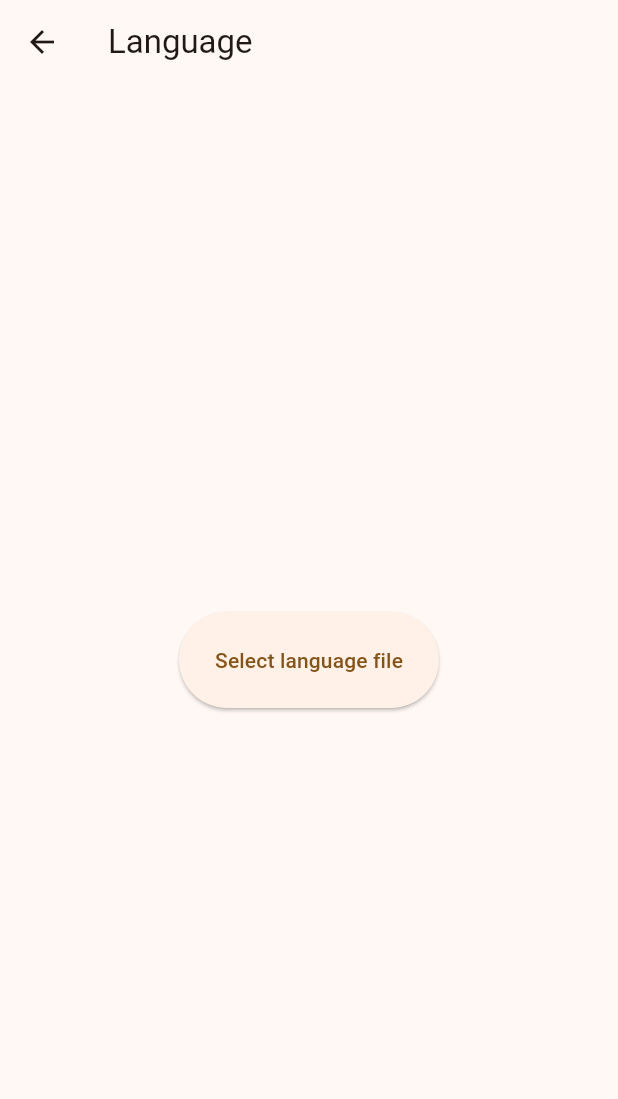
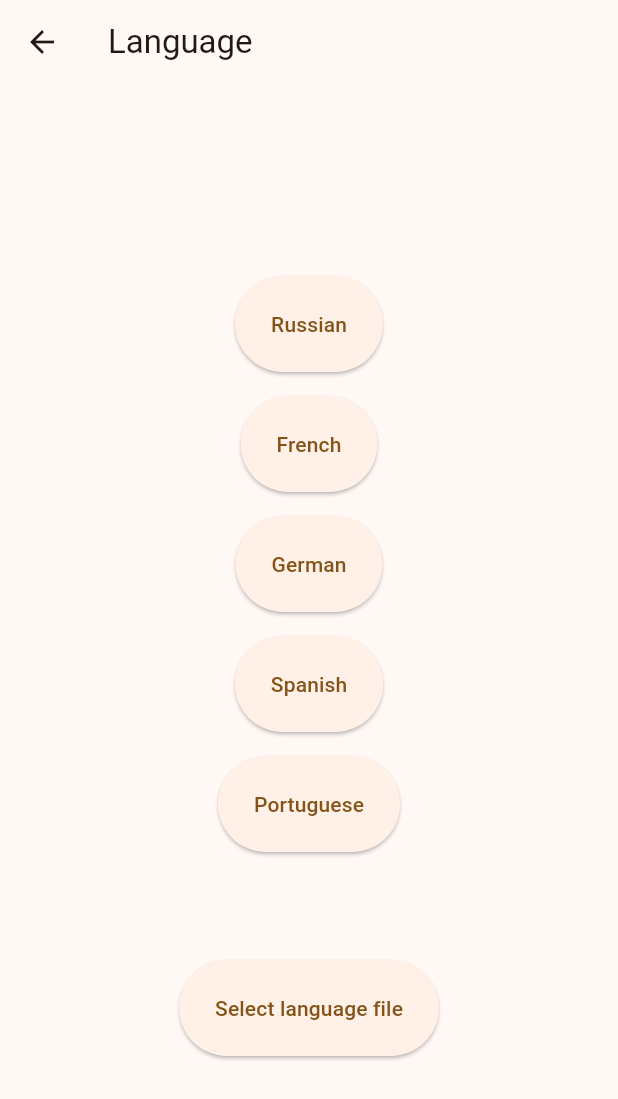
Before and after one commit to dov-vai/ClozeCall, a Flutter app: the LanguagePage screen opened by its route, after a tap on "Select language file", on a phone screen of 412 x 824 dp. Shown: the top 1099 px of the screen. Run offline on Flutter 3.47's test engine with Material 3 defaults, Android fonts, the phone set to English and light mode, and no system bars; our stand-ins replace audioplayers, dio, file_picker, sqflite_common_ffi; missing offline and left inert: edge_tts, translator; accounts and stored records are empty.

Commit message:
feat: implement basic language file download

```diff
--- /dev/null
+++ b/lib/data/enums/language.dart
@@ -0,0 +1,16 @@
+// FIXME: hardcoding...
+const String _baseUrl =
+    "https://github.com/dov-vai/ClozeCall-Languages/raw/refs/heads/main/";
+
+enum Language {
+  russian(name: "Russian", url: "${_baseUrl}russian.tsv"),
+  french(name: "French", url: "${_baseUrl}french.tsv"),
+  german(name: "German", url: "${_baseUrl}german.tsv"),
+  spanish(name: "Spanish", url: "${_baseUrl}spanish.tsv"),
+  portuguese(name: "Portuguese", url: "${_baseUrl}portuguese.tsv");
+
+  const Language({required this.name, required this.url});
+
+  final String name;
+  final String url;
+}
--- a/lib/pages/home_page.dart
+++ b/lib/pages/home_page.dart
@@ -1,6 +1,5 @@
 import 'package:cloze_call/services/cloze/cloze_review_service.dart';
 import 'package:cloze_call/services/cloze/cloze_service.dart';
-import 'package:cloze_call/services/cloze/i_cloze_service.dart';
 import 'package:flutter/material.dart';
 import 'package:provider/provider.dart';
 
--- a/lib/pages/language_page.dart
+++ b/lib/pages/language_page.dart
@@ -1,13 +1,27 @@
+import 'package:cloze_call/data/enums/language.dart';
 import 'package:cloze_call/services/cloze/cloze_service.dart';
+import 'package:cloze_call/utils/file_downloader.dart';
 import 'package:flutter/material.dart';
 import 'package:provider/provider.dart';
 
-class LanguagePage extends StatelessWidget {
+class LanguagePage extends StatefulWidget {
   const LanguagePage({super.key});
 
   @override
+  State createState() => _LanguagePageState();
+}
+
+class _LanguagePageState extends State<LanguagePage> {
+  final _fileDownloader = FileDownloader();
+  late ClozeService _clozeService;
+  @override
+  void initState() {
+    super.initState();
+    _clozeService = Provider.of<ClozeService>(context, listen: false);
+  }
+
+  @override
   Widget build(BuildContext context) {
-    final clozeService = Provider.of<ClozeService>(context, listen: false);
     return Scaffold(
       appBar: AppBar(
         title: const Text('Language'),
@@ -16,10 +30,13 @@ class LanguagePage extends StatelessWidget {
         child: Column(
           mainAxisAlignment: MainAxisAlignment.center,
           children: [
+            languages(),
+            const SizedBox(height: 64),
             ElevatedButton(
               onPressed: () async {
-                await clozeService.pickLanguageFile();
-                await clozeService.initialize();
+                var path = await _clozeService.pickLanguageFile();
+                await _clozeService.setLanguageFile(path);
+                await _clozeService.initialize();
               },
               style: ElevatedButton.styleFrom(minimumSize: const Size(0, 64)),
               child: const Text('Select language file'),
@@ -29,4 +46,27 @@ class LanguagePage extends StatelessWidget {
       ),
     );
   }
+
+  Widget languages() {
+    return Column(children: [
+      for (var language in Language.values)
+        Padding(
+          padding: const EdgeInsets.symmetric(vertical: 8),
+          child: ElevatedButton(
+              onPressed: () async {
+                // TODO: progress bar
+                var fileName = _fileDownloader.getFileNameFromUrl(language.url);
+                var path =
+                    await _fileDownloader.downloadFile(language.url, fileName);
+
+                if (path != null) {
+                  await _clozeService.setLanguageFile(path);
+                  await _clozeService.initialize();
+                }
+              },
+              style: ElevatedButton.styleFrom(minimumSize: const Size(0, 64)),
+              child: Text(language.name)),
+        )
+    ]);
+  }
 }
--- a/lib/services/cloze/cloze_service.dart
+++ b/lib/services/cloze/cloze_service.dart
@@ -68,10 +68,12 @@ class ClozeService implements IClozeService {
       throw ClozeServiceException("No file selected!");
     }
 
+    return path;
+  }
+
+  Future<void> setLanguageFile(String path) async {
     await _config.insert(Config(key: 'language_file', value: path));
     _initialized = false;
-
-    return path;
   }
 
   @override
--- a/pubspec.yaml
+++ b/pubspec.yaml
@@ -47,6 +47,7 @@ dependencies:
   path_provider: ^2.1.4
   path: ^1.9.0
   sqflite: ^2.3.3+2
+  dio: ^5.7.0
 
 dev_dependencies:
   flutter_test:
```
Also changed, not shown: lib/utils/file_downloader.dart (added, +30 -0 lines), pubspec.lock.
